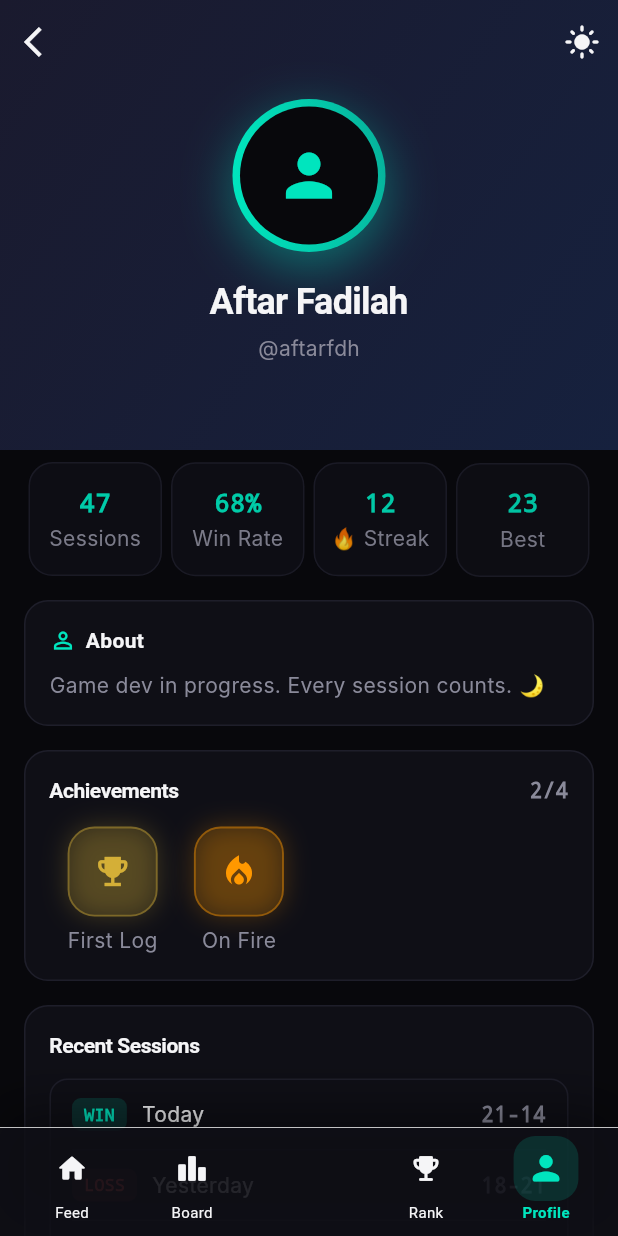
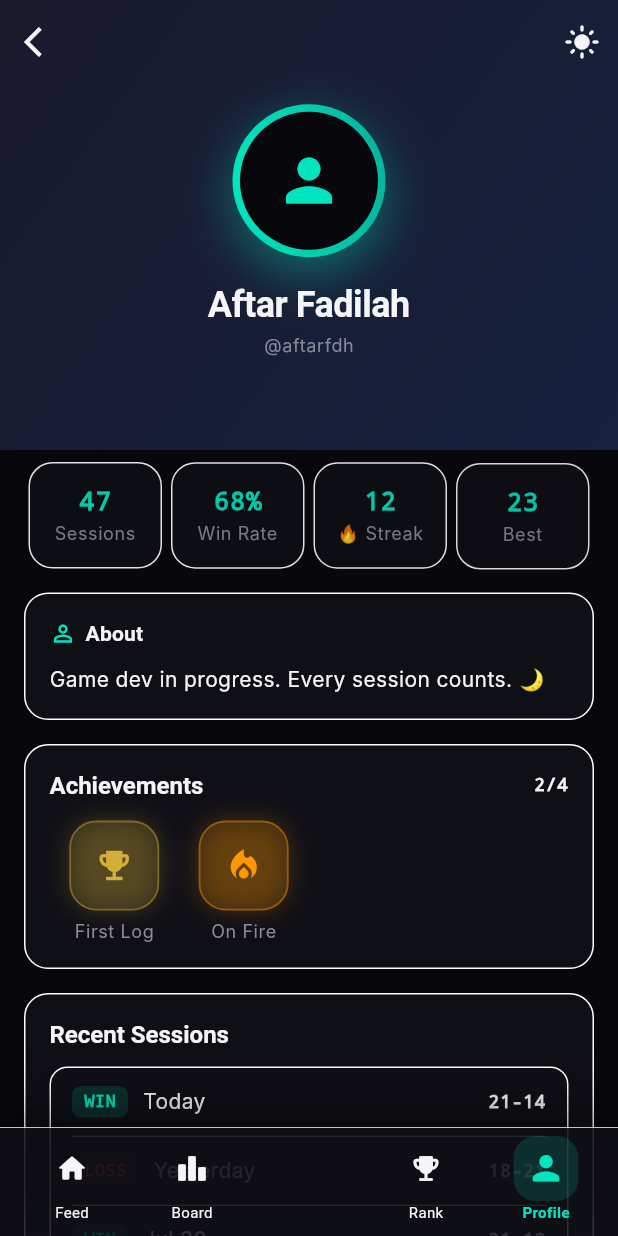
Before and after one commit to aftarfadilah/paddle-flex, a Flutter app: the screen it shows after launch, item 5 of the bottom bar chosen, on a phone screen of 412 x 824 dp. Run offline on Flutter 3.47's test engine with Material 3 defaults, Android fonts, the phone set to English and light mode, and no system bars; our stand-ins replace cloud_firestore, firebase_auth, flutter_riverpod, go_router; accounts and stored records are empty; Roboto replaces fonts that are missing (Inter, Space Grotesk).

Commit message:
refactor(profile_screen): replace AppColors/AppFonts/LightColors with M3 Theme.of(context)
- Deleted all helper methods (_textPrimary, _textSecondary, _accent, _surface, etc.)
- Deleted all LightColors branches
- Replaced AppColors/LightColors with Theme.of(context) tokens:
  - bg → scaffoldBackgroundColor
  - surface → colorScheme.surface
  - surfaceMid → colorScheme.surfaceContainerHighest
  - textPrimary → colorScheme.onSurface
  - textSecondary → colorScheme.onSurfaceVariant
  - accent → colorScheme.primary
  - border → colorScheme.outline
  - gold → const Color(0xFFD4AF37)
  - warning → colorScheme.error
- Replaced AppFonts with textTheme tokens (no .copyWith(color:)):
  - mono → labelMedium
  - body → bodyMedium
  - bodySmall → bodySmall
  - title → titleMedium
  - headline → titleLarge
  - display → headlineMedium
- Removed app_theme.dart and strion_light_theme.dart imports

```diff
--- a/lib/features/profile/presentation/profile_screen.dart
+++ b/lib/features/profile/presentation/profile_screen.dart
@@ -1,41 +1,7 @@
-
 import 'package:flutter/material.dart';
 import 'package:flutter_riverpod/flutter_riverpod.dart';
-import '../../../app.dart' as app;
-import '../../../core/theme/app_theme.dart';
-import '../../../core/theme/strion_light_theme.dart';
 import '../../../core/theme/theme_provider.dart';
 
-// ── Convenience color getters that respond to current theme ──────────────────
-Color _bg(BuildContext context) =>
-    Theme.of(context).brightness == Brightness.dark
-        ? AppColors.bg : LightColors.bg;
-Color _surface(BuildContext context) =>
-    Theme.of(context).brightness == Brightness.dark
-        ? AppColors.surface : LightColors.surface;
-Color _surfaceMid(BuildContext context) =>
-    Theme.of(context).brightness == Brightness.dark
-        ? AppColors.surfaceMid : LightColors.surfaceMid;
-Color _accent(BuildContext context) =>
-    Theme.of(context).brightness == Brightness.dark
-        ? AppColors.accent : LightColors.accent;
-Color _textPrimary(BuildContext context) =>
-    Theme.of(context).brightness == Brightness.dark
-        ? AppColors.textPrimary : LightColors.textPrimary;
-Color _textSecondary(BuildContext context) =>
-    Theme.of(context).brightness == Brightness.dark
-        ? AppColors.textSecondary : LightColors.textSecondary;
-Color _border(BuildContext context) =>
-    Theme.of(context).brightness == Brightness.dark
-        ? AppColors.border : LightColors.border;
-Color _gold(BuildContext context) =>
-    Theme.of(context).brightness == Brightness.dark
-        ? AppColors.gold : LightColors.gold;
-Color _warning(BuildContext context) =>
-    Theme.of(context).brightness == Brightness.dark
-        ? AppColors.warning : LightColors.warning;
-
-// ── Mock data ────────────────────────────────────────────────────────────────
 const _mockUser = {
   'name': 'Aftar Fadilah',
   'username': '@aftarfdh',
@@ -46,7 +12,6 @@ const _mockUser = {
   'bio': 'Game dev in progress. Every session counts. 🌙',
 };
 
-// ── Main Profile Screen ──────────────────────────────────────────────────────
 class ProfileScreen extends ConsumerStatefulWidget {
   final String userId;
   const ProfileScreen({super.key, required this.userId});
@@ -107,14 +72,11 @@ class _ProfileScreenState extends ConsumerState<ProfileScreen>
   }
 
   void _showAvatarPicker(BuildContext context) {
-    final surface = _surface(context);
-    final border = _border(context);
-    final textPrimary = _textPrimary(context);
-    final accent = _accent(context);
+    final theme = Theme.of(context);
 
     showModalBottomSheet(
       context: context,
-      backgroundColor: surface,
+      backgroundColor: theme.colorScheme.surface,
       shape: const RoundedRectangleBorder(
         borderRadius: BorderRadius.vertical(top: Radius.circular(24)),
       ),
@@ -125,11 +87,11 @@ class _ProfileScreenState extends ConsumerState<ProfileScreen>
           children: [
             Container(width: 40, height: 4,
               decoration: BoxDecoration(
-                color: border, borderRadius: BorderRadius.circular(2),
+                color: theme.colorScheme.outline, borderRadius: BorderRadius.circular(2),
               ),
             ),
             const SizedBox(height: 24),
-            Text('Change Avatar', style: AppFonts.title.copyWith(color: textPrimary)),
+            Text('Change Avatar', style: theme.textTheme.titleMedium),
             const SizedBox(height: 20),
             Row(
               mainAxisAlignment: MainAxisAlignment.spaceEvenly,
@@ -137,7 +99,7 @@ class _ProfileScreenState extends ConsumerState<ProfileScreen>
                 6,
                 (i) {
                   final colors = [
-                    AppColors.accent, const Color(0xFFFF6B6B),
+                    theme.colorScheme.primary, const Color(0xFFFF6B6B),
                     const Color(0xFFFFBE0B), const Color(0xFF00B39A),
                     const Color(0xFF6C63FF), const Color(0xFFFF6B9D),
                   ];
@@ -146,8 +108,8 @@ class _ProfileScreenState extends ConsumerState<ProfileScreen>
                     child: Container(
                       width: 48, height: 48,
                       decoration: BoxDecoration(
-                        color: surface, shape: BoxShape.circle,
-                        border: Border.all(color: border),
+                        color: theme.colorScheme.surface, shape: BoxShape.circle,
+                        border: Border.all(color: theme.colorScheme.outline),
                       ),
                       child: Container(
                         margin: const EdgeInsets.all(3),
@@ -170,14 +132,14 @@ class _ProfileScreenState extends ConsumerState<ProfileScreen>
 
   @override
   Widget build(BuildContext context) {
-    final themeColors = ref.watch(app.themeProvider);
+    final theme = Theme.of(context);
 
     return Scaffold(
-      backgroundColor: _bg(context),
+      backgroundColor: theme.scaffoldBackgroundColor,
       body: RefreshIndicator(
         onRefresh: () async => Future.delayed(const Duration(milliseconds: 800)),
-        color: _accent(context),
-        backgroundColor: _surface(context),
+        color: theme.colorScheme.primary,
+        backgroundColor: theme.colorScheme.surface,
         child: CustomScrollView(
           physics: const BouncingScrollPhysics(
             parent: AlwaysScrollableScrollPhysics(),
@@ -187,12 +149,12 @@ class _ProfileScreenState extends ConsumerState<ProfileScreen>
             SliverAppBar(
               expandedHeight: 300,
               pinned: true,
-              backgroundColor: _bg(context),
+              backgroundColor: theme.scaffoldBackgroundColor,
               elevation: 0,
               leading: FadeTransition(
                 opacity: _headerFade,
                 child: IconButton(
-                  icon: Icon(Icons.arrow_back_ios, color: _textPrimary(context)),
+                  icon: Icon(Icons.arrow_back_ios, color: theme.colorScheme.onSurface),
                   onPressed: () => Navigator.pop(context),
                 ),
               ),
@@ -201,17 +163,17 @@ class _ProfileScreenState extends ConsumerState<ProfileScreen>
                   opacity: _headerFade,
                   child: IconButton(
                     icon: Icon(
-                      themeColors.isDark ? Icons.light_mode : Icons.dark_mode,
-                      color: _textPrimary(context),
+                      theme.brightness == Brightness.dark ? Icons.light_mode : Icons.dark_mode,
+                      color: theme.colorScheme.onSurface,
                     ),
-                    onPressed: () => themeColors.toggleTheme(),
+                    onPressed: () => ref.read(app.themeProvider.notifier).toggleTheme(),
                   ),
                 ),
                 if (widget.userId == 'me')
                   FadeTransition(
                     opacity: _headerFade,
                     child: IconButton(
-                      icon: Icon(Icons.settings_outlined, color: _textPrimary(context)),
+                      icon: Icon(Icons.settings_outlined, color: theme.colorScheme.onSurface),
                       onPressed: () {},
                     ),
                   ),
@@ -260,13 +222,13 @@ class _ProfileScreenState extends ConsumerState<ProfileScreen>
                           crossAxisAlignment: CrossAxisAlignment.start,
                           children: [
                             Row(children: [
-                              Icon(Icons.person_outline, color: _accent(context), size: 18),
+                              Icon(Icons.person_outline, color: theme.colorScheme.primary, size: 18),
                               const SizedBox(width: 6),
-                              Text('About', style: AppFonts.title.copyWith(color: _textPrimary(context))),
+                              Text('About', style: theme.textTheme.titleMedium),
                             ]),
                             const SizedBox(height: 10),
                             Text(_mockUser['bio'] as String,
-                                style: AppFonts.body.copyWith(color: _textSecondary(context))),
+                                style: theme.textTheme.bodyMedium),
                           ],
                         )),
 
@@ -279,9 +241,9 @@ class _ProfileScreenState extends ConsumerState<ProfileScreen>
                             crossAxisAlignment: CrossAxisAlignment.start,
                             children: [
                               Row(children: [
-                                Text('Achievements', style: AppFonts.headline.copyWith(color: _textPrimary(context))),
+                                Text('Achievements', style: theme.textTheme.titleLarge),
                                 const Spacer(),
-                                Text('2/4', style: AppFonts.mono.copyWith(color: _textSecondary(context))),
+                                Text('2/4', style: theme.textTheme.labelMedium),
                               ]),
                               const SizedBox(height: 14),
                               _AchievementRow(badgeCtrl: _badgeCtrl),
@@ -298,13 +260,13 @@ class _ProfileScreenState extends ConsumerState<ProfileScreen>
                             crossAxisAlignment: CrossAxisAlignment.start,
                             children: [
                               Row(children: [
-                                Text('Recent Sessions', style: AppFonts.headline.copyWith(color: _textPrimary(context))),
+                                Text('Recent Sessions', style: theme.textTheme.titleLarge),
                                 const Spacer(),
                                 if (widget.userId == 'me')
                                   TextButton.icon(
                                     onPressed: () {},
-                                    icon: Icon(Icons.add, color: _accent(context), size: 16),
-                                    label: Text('Log', style: AppFonts.body.copyWith(color: _accent(context))),
+                                    icon: Icon(Icons.add, color: theme.colorScheme.primary, size: 16),
+                                    label: Text('Log', style: theme.textTheme.bodyMedium),
                                   ),
                               ]),
                               const SizedBox(height: 12),
@@ -358,15 +320,16 @@ class _HeroHeader extends StatelessWidget {
 
   @override
   Widget build(BuildContext context) {
-    final accent = _accent(context);
-    final bgColor = _bg(context);
+    final theme = Theme.of(context);
+    final accent = theme.colorScheme.primary;
+    final bgColor = theme.scaffoldBackgroundColor;
 
     return Container(
       decoration: BoxDecoration(
         gradient: LinearGradient(
-          colors: Theme.of(context).brightness == Brightness.dark
+          colors: theme.brightness == Brightness.dark
               ? [const Color(0xFF1a1a2e), const Color(0xFF16213e)]
-              : [LightColors.surfaceMid, LightColors.bg],
+              : [theme.colorScheme.surfaceContainerHighest, theme.scaffoldBackgroundColor],
           begin: Alignment.topLeft, end: Alignment.bottomRight,
         ),
       ),
@@ -411,9 +374,9 @@ class _HeroHeader extends StatelessWidget {
               ),
             ),
             const SizedBox(height: 16),
-            Text(userName, style: AppFonts.display.copyWith(color: _textPrimary(context)).copyWith(fontSize: 24)),
+            Text(userName, style: theme.textTheme.headlineMedium?.copyWith(fontSize: 24)),
             const SizedBox(height: 4),
-            Text(userHandle, style: AppFonts.bodySmall.copyWith(color: _textSecondary(context))),
+            Text(userHandle, style: theme.textTheme.bodySmall),
           ],
         ),
       ),
@@ -462,11 +425,7 @@ class _StatItem extends StatelessWidget {
 
   @override
   Widget build(BuildContext context) {
-    final accent = _accent(context);
-    final surface = _surface(context);
-    final border = _border(context);
-    final textPrimary = _textPrimary(context);
-    final textSecondary = _textSecondary(context);
+    final theme = Theme.of(context);
 
     return AnimatedBuilder(
       animation: ctrl,
@@ -483,9 +442,9 @@ class _StatItem extends StatelessWidget {
               margin: const EdgeInsets.symmetric(horizontal: 3),
               padding: const EdgeInsets.symmetric(vertical: 14, horizontal: 6),
               decoration: BoxDecoration(
-                color: surface,
+                color: theme.colorScheme.surface,
                 borderRadius: BorderRadius.circular(16),
-                border: Border.all(color: border),
+                border: Border.all(color: theme.colorScheme.outline),
               ),
               child: Column(
                 children: [
@@ -495,13 +454,14 @@ class _StatItem extends StatelessWidget {
                     curve: Curves.easeOutCubic,
                     builder: (_, double v, __) => Text(
                       '${v.round()}$suffix',
-                      style: AppFonts.mono.copyWith(color: accent).copyWith(
+                      style: theme.textTheme.labelMedium?.copyWith(
+                        color: theme.colorScheme.primary,
                         fontSize: 17, fontWeight: FontWeight.w700,
                       ),
                     ),
                   ),
                   const SizedBox(height: 2),
-                  Text(label, style: AppFonts.bodySmall.copyWith(color: textSecondary), textAlign: TextAlign.center),
+                  Text(label, style: theme.textTheme.bodySmall, textAlign: TextAlign.center),
                 ],
               ),
             ),
@@ -528,8 +488,7 @@ class _ContentCard extends StatelessWidget {
 
   @override
   Widget build(BuildContext context) {
-    final surface = _surface(context);
-    final border = _border(context);
+    final theme = Theme.of(context);
 
     final delay = index * 0.08;
 
@@ -547,9 +506,9 @@ class _ContentCard extends StatelessWidget {
               width: double.infinity,
               padding: const EdgeInsets.all(16),
               decoration: BoxDecoration(
-                color: surface,
+                color: theme.colorScheme.surface,
                 borderRadius: BorderRadius.circular(16),
-                border: Border.all(color: border),
+                border: Border.all(color: theme.colorScheme.outline),
               ),
               child: child,
             ),
@@ -578,11 +537,14 @@ class _AchievementRow extends StatelessWidget {
 
   @override
   Widget build(BuildContext context) {
+    final theme = Theme.of(context);
+    final gold = const Color(0xFFD4AF37);
+
     final achievements = [
-      _Achievement(icon: Icons.emoji_events, label: 'First Log', unlocked: true, color: _gold(context)),
+      _Achievement(icon: Icons.emoji_events, label: 'First Log', unlocked: true, color: gold),
       _Achievement(icon: Icons.local_fire_department, label: 'On Fire', unlocked: true, color: Colors.orange),
-      _Achievement(icon: Icons.star, label: 'Century', unlocked: false, color: _accent(context)),
-      _Achievement(icon: Icons.military_tech, label: 'Champion', unlocked: false, color: _gold(context)),
+      _Achievement(icon: Icons.star, label: 'Century', unlocked: false, color: theme.colorScheme.primary),
+      _Achievement(icon: Icons.military_tech, label: 'Champion', unlocked: false, color: gold),
     ];
 
     return Row(
@@ -598,10 +560,6 @@ class _AchievementRow extends StatelessWidget {
             final raw = ((badgeCtrl.value - delay) / (1.0 - delay * 4)).clamp(0.0, 1.0);
             final eased = Curves.elasticOut.transform(raw).clamp(0.0, 1.0);
 
-            final surface = _surface(context);
-            final border = _border(context);
-            final textSecondary = _textSecondary(context);
-
             return Opacity(
               opacity: raw.clamp(0.0, 1.0),
               child: Transform.scale(
@@ -613,12 +571,12 @@ class _AchievementRow extends StatelessWidget {
                       decoration: BoxDecoration(
                         color: a.unlocked
                             ? a.color.withValues(alpha: 0.15)
-                            : surface,
+                            : theme.colorScheme.surface,
                         borderRadius: BorderRadius.circular(18),
                         border: Border.all(
                           color: a.unlocked
                               ? a.color.withValues(alpha: 0.4)
-                              : border,
+                              : theme.colorScheme.outline,
                           width: 1.25,
                         ),
                         boxShadow: a.unlocked
@@ -627,12 +585,12 @@ class _AchievementRow extends StatelessWidget {
                       ),
                       child: Icon(
                         a.unlocked ? a.icon : Icons.lock,
-                        color: a.unlocked ? a.color : textSecondary,
+                        color: a.unlocked ? a.color : theme.colorScheme.onSurfaceVariant,
                         size: 26,
                       ),
                     ),
                     const SizedBox(height: 6),
-                    Text(a.label, style: AppFonts.bodySmall.copyWith(color: textSecondary)),
+                    Text(a.label, style: theme.textTheme.bodySmall),
                   ],
                 ),
               ),
@@ -648,22 +606,19 @@ class _AchievementRow extends StatelessWidget {
 class _RecentSessionsList extends StatelessWidget {
   @override
   Widget build(BuildContext context) {
+    final theme = Theme.of(context);
+
     final sessions = [
-      {'date': 'Today', 'result': 'WIN', 'score': '21-14', 'color': _accent(context)},
+      {'date': 'Today', 'result': 'WIN', 'score': '21-14', 'color': theme.colorScheme.primary},
       {'date': 'Yesterday', 'result': 'LOSS', 'score': '18-21', 'color': Colors.red.shade400},
-      {'date': 'Jul 30', 'result': 'WIN', 'score': '21-12', 'color': _accent(context)},
+      {'date': 'Jul 30', 'result': 'WIN', 'score': '21-12', 'color': theme.colorScheme.primary},
     ];
-
-    final surface = _surface(context);
-    final border = _border(context);
-    final textSecondary = _textSecondary(context);
-    final textPrimary = _textPrimary(context);
 
     return Container(
       decoration: BoxDecoration(
-        color: surface,
+        color: theme.colorScheme.surface,
         borderRadius: BorderRadius.circular(12),
-        border: Border.all(color: border),
+        border: Border.all(color: theme.colorScheme.outline),
       ),
       child: Column(
         children: sessions.asMap().entries.map((entry) {
@@ -684,21 +639,21 @@ class _RecentSessionsList extends StatelessWidget {
                     ),
                     child: Text(
                       s['result'] as String,
-                      style: AppFonts.mono.copyWith(color: s['color'] as Color).copyWith(fontSize: 11),
+                      style: theme.textTheme.labelMedium?.copyWith(color: s['color'] as Color, fontSize: 11),
                     ),
                   ),
                   const SizedBox(width: 10),
                   Expanded(
                     child: Text(
                       s['date'] as String,
-                      style: AppFonts.body.copyWith(color: textPrimary),
+                      style: theme.textTheme.bodyMedium,
                     ),
                   ),
-                  Text(s['score'] as String, style: AppFonts.mono.copyWith(color: textSecondary)),
+                  Text(s['score'] as String, style: theme.textTheme.labelMedium),
                 ]),
               ),
               if (!isLast)
-                Divider(height: 1, color: border, indent: 14, endIndent: 14),
+                Divider(height: 1, color: theme.colorScheme.outline, indent: 14, endIndent: 14),
             ],
           );
         }).toList(),
@@ -716,26 +671,23 @@ class _QuickActionBtn extends StatelessWidget {
 
   @override
   Widget build(BuildContext context) {
-    final surface = _surface(context);
-    final border = _border(context);
-    final accent = _accent(context);
-    final textPrimary = _textPrimary(context);
+    final theme = Theme.of(context);
 
     return GestureDetector(
       onTap: onTap,
       child: Container(
         padding: const EdgeInsets.symmetric(vertical: 14),
         decoration: BoxDecoration(
-          color: surface,
+          color: theme.colorScheme.surface,
           borderRadius: BorderRadius.circular(14),
-          border: Border.all(color: border),
+          border: Border.all(color: theme.colorScheme.outline),
         ),
         child: Row(
           mainAxisAlignment: MainAxisAlignment.center,
           children: [
-            Icon(icon, color: accent, size: 18),
+            Icon(icon, color: theme.colorScheme.primary, size: 18),
             const SizedBox(width: 6),
-            Text(label, style: AppFonts.body.copyWith(color: textPrimary)),
+            Text(label, style: theme.textTheme.bodyMedium),
           ],
         ),
       ),
```
